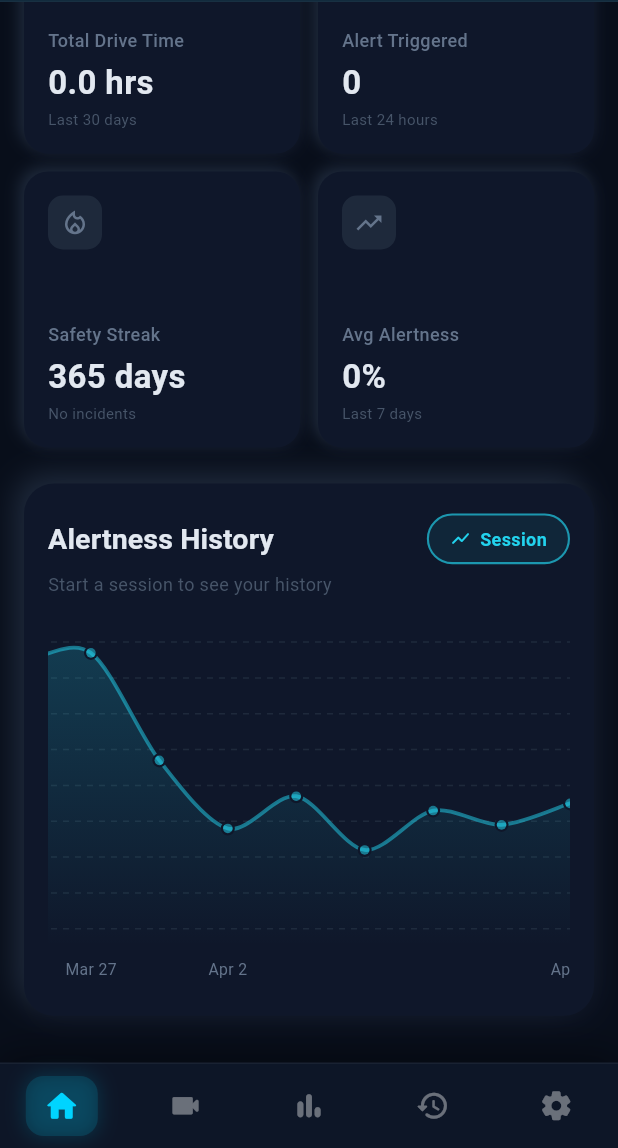
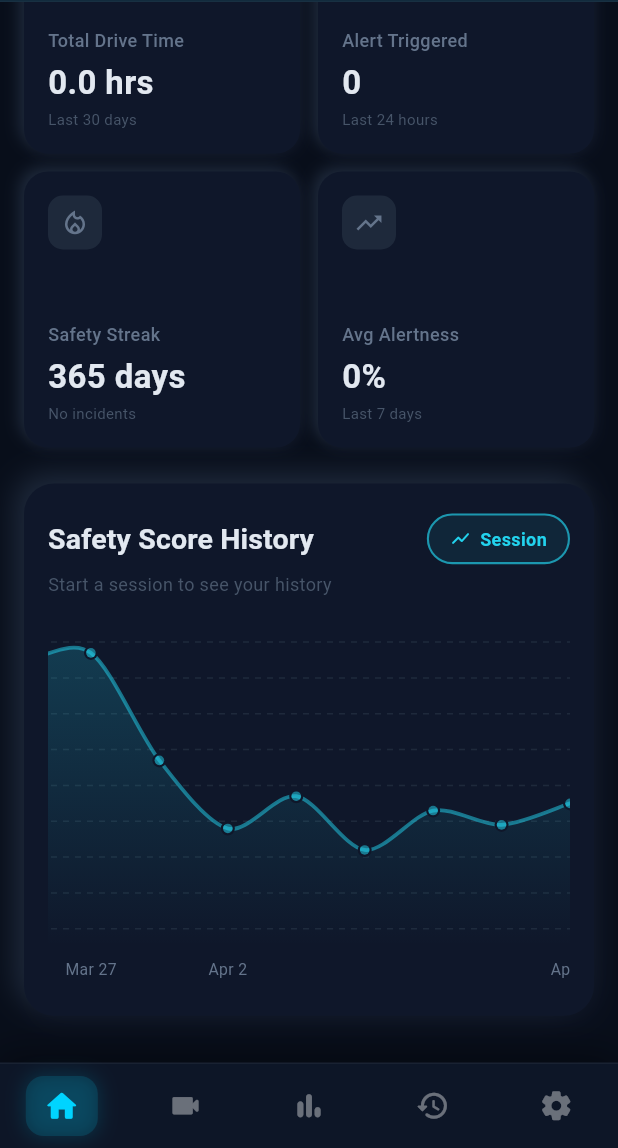
Before and after one commit to JulianaMancera/DriverMonitoringSystem, a Flutter app: the MainShell screen opened directly, scrolled down 419 dp, on a phone screen of 412 x 824 dp, the part 88-1236 px from its top. Run offline on Flutter 3.47's test engine with Material 3 defaults, Android fonts, the phone set to English and light mode, and no system bars; drawn by our look-alikes of fl_chart; our stand-ins replace audioplayers, camera, device_info_plus, flutter_local_notifications, flutter_riverpod, share_plus and 2 more; missing offline and left inert: flutter_foreground_task, tflite_flutter, volume_controller; accounts and stored records are empty; Roboto replaces fonts that are missing (SF Pro Display).

Commit message:
changed alertness history to safety score history

```diff
--- a/drivermonitorngsystem/lib/screens/dashboard_screen.dart
+++ b/drivermonitorngsystem/lib/screens/dashboard_screen.dart
@@ -348,7 +348,7 @@ class _DashboardScreenState extends ConsumerState<DashboardScreen> {
             children: [
               const Expanded(
                 child: Text(
-                  'Alertness History',
+                  'Safety Score History',
                   style: TextStyle(
                     color:      Color(0xFFe2e8f0),
                     fontSize:   19,
```
